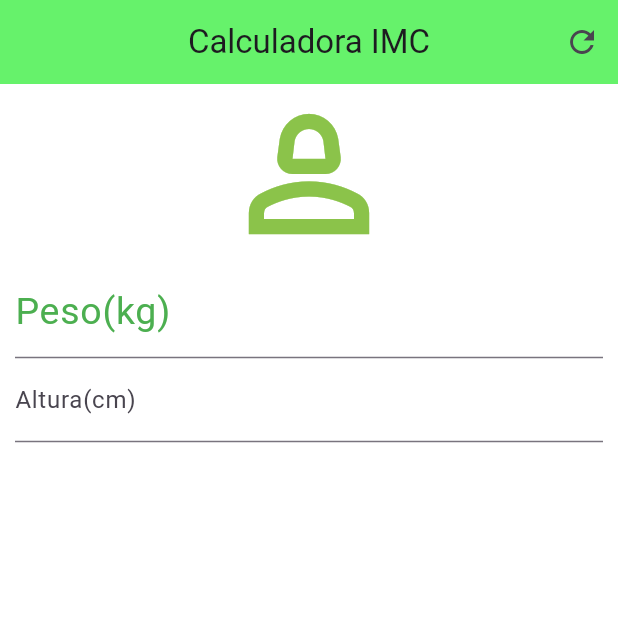
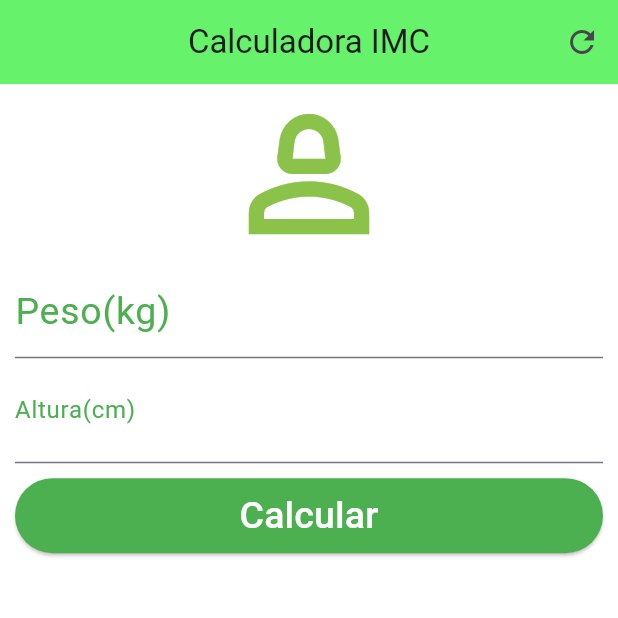
Before and after one commit to weslley-zamp/Flutter, a Flutter app: the screen it shows after launch, on a phone screen of 412 x 824 dp, the top half of it. Run offline on Flutter 3.47's test engine with Material 3 defaults, Android fonts, the phone set to English and light mode, and no system bars.

Commit message:
Pega luiz 3

```diff
--- a/aula1/lib/main.dart
+++ b/aula1/lib/main.dart
@@ -97,9 +97,36 @@ class _HomeState extends State<Home> //Classe que representa o estado
                 keyboardType: TextInputType.number,
                 decoration:InputDecoration(
                   labelText: "Altura(cm)",
-
+                  labelStyle: TextStyle(color: Colors.green),
                 ),
+                textAlign: TextAlign.center,
+                style: TextStyle(color: Colors.green, fontSize:25.0),
+                controller: _alturaController,
+                validator:(value){
+                  if(value == null || value.isEmpty){
+                    return "Insira sua alutra";
+                  }
+                }
               ),
+              Padding(
+                padding:EdgeInsets.only(top:10.0, bottom: 10.0),
+                child: Container(
+                  height: 50.0,
+                  child: ElevatedButton(
+                    onPressed: (){
+                      if(_formKey.currentState!.validate()) //Verifica se o formulario é valido
+                      {
+                        _calcular();
+                      }
+                    },
+                    child: Text(
+                      "Calcular",
+                      style: TextStyle(color: Colors.white, fontSize:25.0),
+                    ),
+                    style: ElevatedButton.styleFrom(backgroundColor: Colors.green),
+                  ),
+                ),
+              )
             ],
           )
         )
```
Also changed, not shown: 3 other files.
